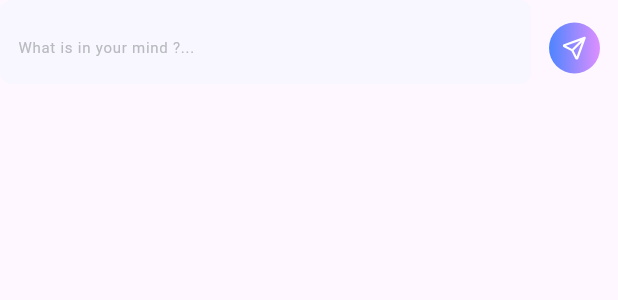
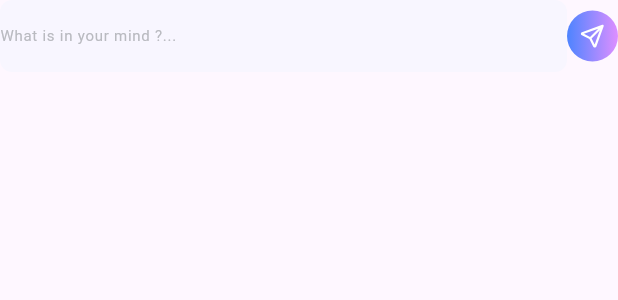
Before and after one commit to SajadZiaee/nerdstudio_test, a Flutter app: the ChatBox widget shown alone on an empty page, opened directly with empty values, on a phone screen of 412 x 824 dp. Shown: the top 300 px of the screen. Run offline on Flutter 3.47's test engine with Material 3 defaults, Android fonts, the phone set to English and light mode, and no system bars; our stand-ins replace bloc, dartz, dio, drift, equatable, flutter_bloc and 1 more; accounts and stored records are empty; generated files the repository leaves out were written again; Roboto replaces fonts that are missing (DM Sans).

Commit message:
fix bottom inset

```diff
--- a/lib/features/auth/data/datasources/auth_remote_data_source.dart
+++ b/lib/features/auth/data/datasources/auth_remote_data_source.dart
@@ -1,5 +1,6 @@
 import 'package:dio/dio.dart';
 import 'package:nerd_test/features/auth/data/models/user_model.dart';
+import 'package:nerd_test/shared/global/application_global.dart';
 
 abstract class AuthRemoteDataSource {
   Future<UserModel> login(String email, String password);
@@ -20,6 +21,8 @@ class AuthRemoteDataSourceImpl implements AuthRemoteDataSource {
 
     if (response.statusCode == 200) {
       response.data['workspace']['user']['access_token'] = response.data['access_token'];
+      ApplicationGlobal.setAccessToken(response.data['access_token']);
+
       return UserModel.fromJson(response.data['workspace']['user']);
     } else {
       throw DioException(requestOptions: response.requestOptions);
--- a/lib/features/chat/presentation/pages/chat_screen.dart
+++ b/lib/features/chat/presentation/pages/chat_screen.dart
@@ -2,14 +2,12 @@ import 'package:flutter/material.dart';
 import 'package:flutter_bloc/flutter_bloc.dart';
 import 'package:flutter_svg/flutter_svg.dart';
 import 'package:nerd_test/features/chat/presentation/bloc/chat_bloc.dart';
-import 'package:nerd_test/features/chat/presentation/bloc/chat_event.dart';
 import 'package:nerd_test/features/chat/presentation/bloc/chat_state.dart';
 import 'package:nerd_test/features/chat/presentation/widgets/chat_appbar.dart';
 import 'package:nerd_test/features/chat/presentation/widgets/chatbox.dart';
 import 'package:nerd_test/features/chat/presentation/widgets/hold_message_appbar.dart';
 import 'package:nerd_test/features/chat/presentation/widgets/message.dart';
 import 'package:nerd_test/features/chat/presentation/widgets/stop_responding_button.dart';
-import 'package:nerd_test/shared/widgets/gradient_icon_button.dart';
 
 class ChatScreen extends StatefulWidget {
   const ChatScreen({super.key});
@@ -27,6 +25,7 @@ class _ChatScreenState extends State<ChatScreen> {
     return BlocBuilder<ChatBloc, ChatState>(
       builder: (context, state) {
         return Scaffold(
+          resizeToAvoidBottomInset: true,
           appBar: _isEditing
               ? HoldMessageAppbar(
                   onClosePressed: () {
@@ -54,8 +53,8 @@ class _ChatScreenState extends State<ChatScreen> {
               Expanded(
                 child: Padding(
                   padding: EdgeInsets.only(
-                    bottom: MediaQuery.of(context).viewInsets.bottom, // Add padding for keyboard
-                  ),
+                      // bottom: MediaQuery.of(context).viewInsets.bottom, // Add padding for keyboard
+                      ),
                   child: _buildBody(state),
                 ),
               ),
@@ -63,7 +62,7 @@ class _ChatScreenState extends State<ChatScreen> {
           ),
           floatingActionButtonLocation: FloatingActionButtonLocation.centerFloat,
           floatingActionButton: _buildFloatingActionButton(state),
-          bottomNavigationBar: Container(
+          bottomSheet: Container(
             margin: const EdgeInsets.symmetric(vertical: 16),
             child: ChatBox(controller: _controller),
           ),
--- a/lib/features/chat/presentation/widgets/chatbox.dart
+++ b/lib/features/chat/presentation/widgets/chatbox.dart
@@ -18,12 +18,6 @@ class ChatBox extends StatelessWidget {
           child: Container(
             constraints: BoxConstraints(
               maxWidth: MediaQuery.of(context).size.width - 64,
-            ),
-            padding: EdgeInsets.only(
-              bottom: MediaQuery.of(context).viewInsets.bottom, // Add padding to account for keyboard
-              left: 12,
-              right: 12,
-              top: 8,
             ),
             decoration: BoxDecoration(
               color: const Color(0xFFF8F6FF),
@@ -53,14 +47,7 @@ class ChatBox extends StatelessWidget {
             ),
           ),
         ),
-        Container(
-          padding: EdgeInsets.only(
-            bottom: MediaQuery.of(context).viewInsets.bottom, // Add padding to account for keyboard
-            left: 12,
-            right: 12,
-            top: 8,
-          ),
-          child: GradientIconButton(
+        GradientIconButton(
           svgPath: 'assets/images/send.svg',
           onPressed: () {
             final content = controller.text.trim();
@@ -70,7 +57,6 @@ class ChatBox extends StatelessWidget {
             }
           },
         ),
-        ),
       ],
     );
   }
```
Lines whose indentation alone changed are shown as unchanged.
